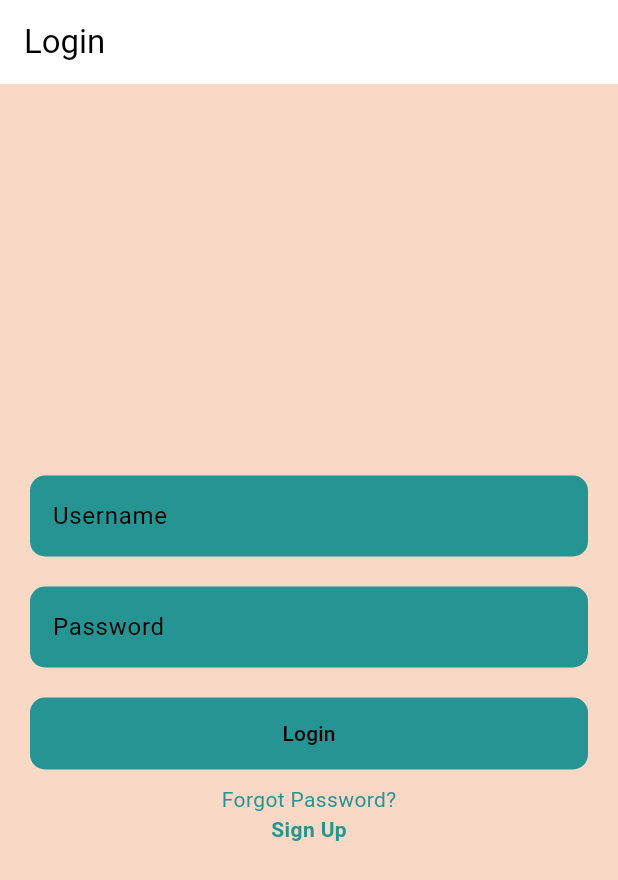
After one commit to Saranya-gl/MESHWAVE, a Flutter app: the LoginPage screen opened directly, on a phone screen of 412 x 824 dp. The commit adds this screen. Shown: the top 880 px of the screen. Run offline on Flutter 3.47's test engine with Material 2 defaults, Android fonts, the phone set to English and light mode, and no system bars.

Commit message:
New pages

```diff
--- /dev/null
+++ b/lib/login.dart
@@ -0,0 +1,106 @@
+import 'package:flutter/material.dart';
+
+void main() {
+  runApp(MaterialApp(
+    home: LoginPage(),
+  ));
+}
+
+class LoginPage extends StatelessWidget {
+  @override
+  Widget build(BuildContext context) {
+    return Scaffold(
+      backgroundColor: Color(0xFFF9D8C5), // Background color
+      appBar: AppBar(
+        title: Text('Login'),
+      ),
+      body: Center(
+        child: Padding(
+          padding: const EdgeInsets.all(20.0),
+          child: Column(
+            mainAxisAlignment: MainAxisAlignment.center,
+            children: <Widget>[
+              // Username input field
+              Container(
+                decoration: BoxDecoration(
+                  color: Color(0xFF269493), // Box color
+                  borderRadius: BorderRadius.circular(10),
+                ),
+                child: TextField(
+                  decoration: InputDecoration(
+                    hintText: 'Username',
+                    contentPadding: EdgeInsets.all(15),
+                    border: InputBorder.none,
+                  ),
+                ),
+              ),
+              SizedBox(height: 20), // Spacing between input fields
+
+              // Password input field
+              Container(
+                decoration: BoxDecoration(
+                  color: Color(0xFF269493), // Box color
+                  borderRadius: BorderRadius.circular(10),
+                ),
+                child: TextField(
+                  obscureText: true,
+                  decoration: InputDecoration(
+                    hintText: 'Password',
+                    contentPadding: EdgeInsets.all(15),
+                    border: InputBorder.none,
+                  ),
+                ),
+              ),
+              SizedBox(height: 20), // Spacing between input fields
+
+              // Login button
+              Container(
+                width: double.infinity,
+                decoration: BoxDecoration(
+                  color: Color(0xFF269493), // Box color
+                  borderRadius: BorderRadius.circular(10),
+                ),
+                child: TextButton(
+                  onPressed: () {
+                    // Implement your login logic here
+                  },
+                  child: Text(
+                    'Login',
+                    style: TextStyle(color: Colors.black),
+                  ),
+                ),
+              ),
+
+              SizedBox(height: 10), // Spacing between login button and links
+
+              // Forgot Password link
+              GestureDetector(
+                onTap: () {
+                  // Implement your "Forgot Password" logic here
+                },
+                child: const Text(
+                  'Forgot Password?',
+                  style: TextStyle(color: Color(0xFF269493)),
+                ),
+              ),
+
+              // Sign Up link
+              GestureDetector(
+                onTap: () {
+                  // Implement your "Sign Up" logic here
+                },
+                child: Text(
+                  'Sign Up',
+                  style: TextStyle(
+                    color: Color(0xFF269493),
+                    fontWeight: FontWeight.bold,
+                  ),
+                ),
+              ),
+            ],
+          ),
+        ),
+      ),
+    );
+  }
+}
--- a/lib/signup.dart
+++ b/lib/signup.dart
@@ -53,9 +53,9 @@ class _SignInPageState extends State<SignInPage> {
                   SizedBox(height: 20),
                   TextField(
                     decoration: InputDecoration(
-                      labelText: 'Phone Number',
-                      prefixIcon: Icon(Icons.phone),
-                    ),
+                        labelText: 'Phone Number',
+                        prefixIcon: Icon(Icons.phone),
+                        fillColor: Color(0x862195F3)),
                   ),
                   SizedBox(height: 20),
                   TextField(
@@ -93,13 +93,6 @@ class _SignInPageState extends State<SignInPage> {
                     },
                   ),
                   SizedBox(height: 20),
-                  TextButton(
-                    onPressed: () {
-                      // Add your create account logic here
-                      // Navigate to the create account screen
-                    },
-                    child: Text('Sign '),
-                  ),
                 ],
               ),
             ),
@@ -120,7 +113,7 @@ class CustomSignInButton extends StatelessWidget {
     return ElevatedButton(
       onPressed: onPressed,
       style: ElevatedButton.styleFrom(
-        primary: Color(0x872195F3), // Change the button color as needed
+        primary: Color(0x862195F3), // Change the button color as needed
       ),
       child: Row(
         mainAxisSize: MainAxisSize.min,
```
